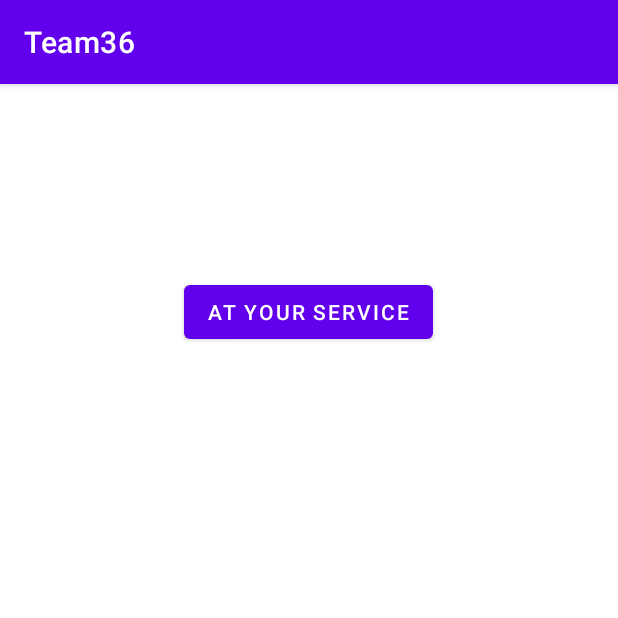
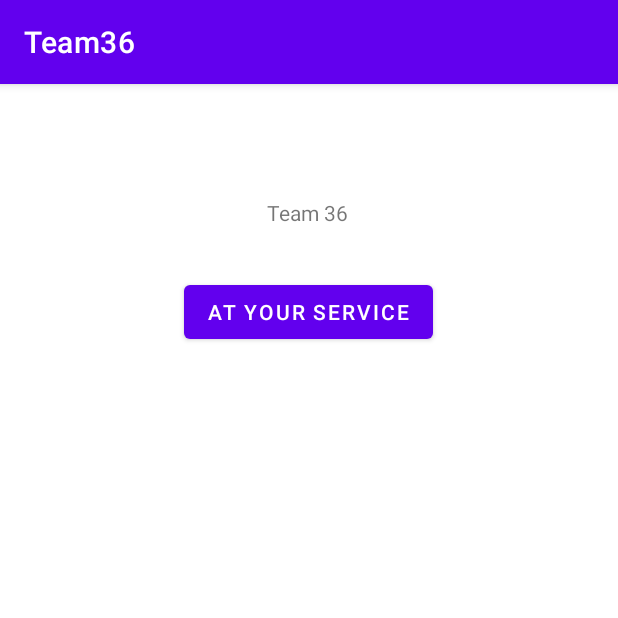
Before and after one commit to bxiao012/Team36, an Android app: the screen it shows after launch (MainActivity), on a phone screen of 412 x 824 dp, the top half of it. Run offline under Robolectric (Android 15) with nearby library versions, the phone set to English and light mode, and no system bars.

Commit message:
Added the team name to main activity.

```diff
--- a/app/src/main/res/layout/activity_main.xml
+++ b/app/src/main/res/layout/activity_main.xml
@@ -17,4 +17,16 @@
         app:layout_constraintStart_toStartOf="parent"
         app:layout_constraintTop_toTopOf="parent"
         app:layout_constraintVertical_bias="0.178" />
+
+    <TextView
+        android:id="@+id/textView"
+        android:layout_width="wrap_content"
+        android:layout_height="wrap_content"
+        android:text="Team 36"
+        app:layout_constraintBottom_toTopOf="@+id/button"
+        app:layout_constraintEnd_toEndOf="parent"
+        app:layout_constraintHorizontal_bias="0.498"
+        app:layout_constraintStart_toStartOf="parent"
+        app:layout_constraintTop_toTopOf="parent"
+        app:layout_constraintVertical_bias="0.699" />
 </androidx.constraintlayout.widget.ConstraintLayout>
```
